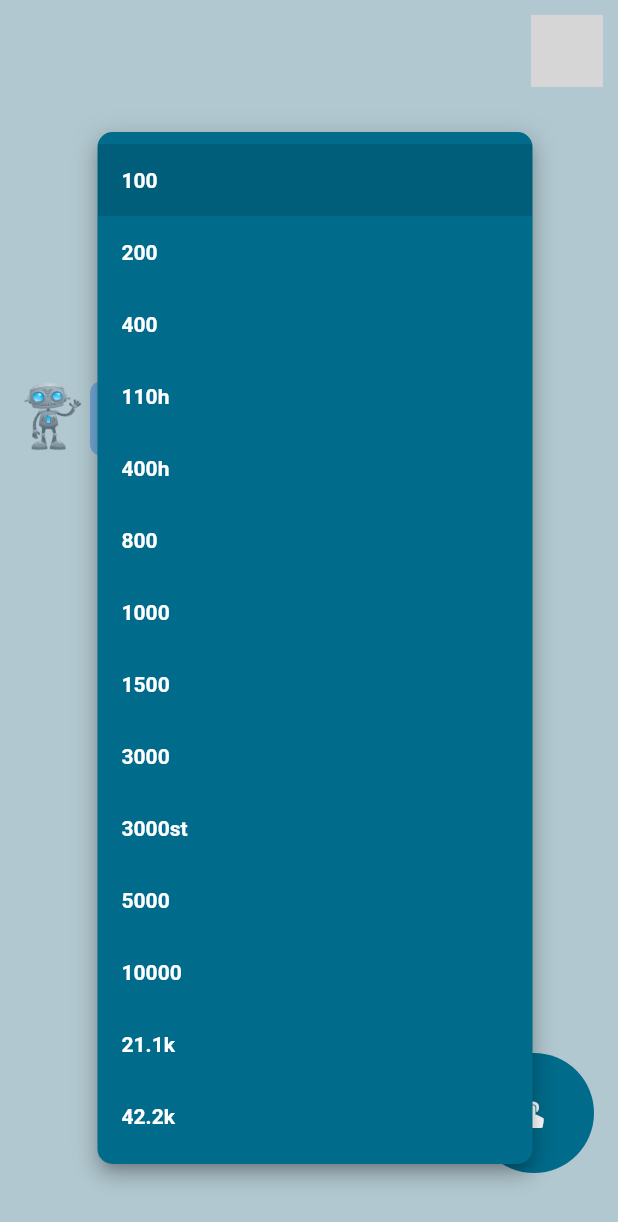
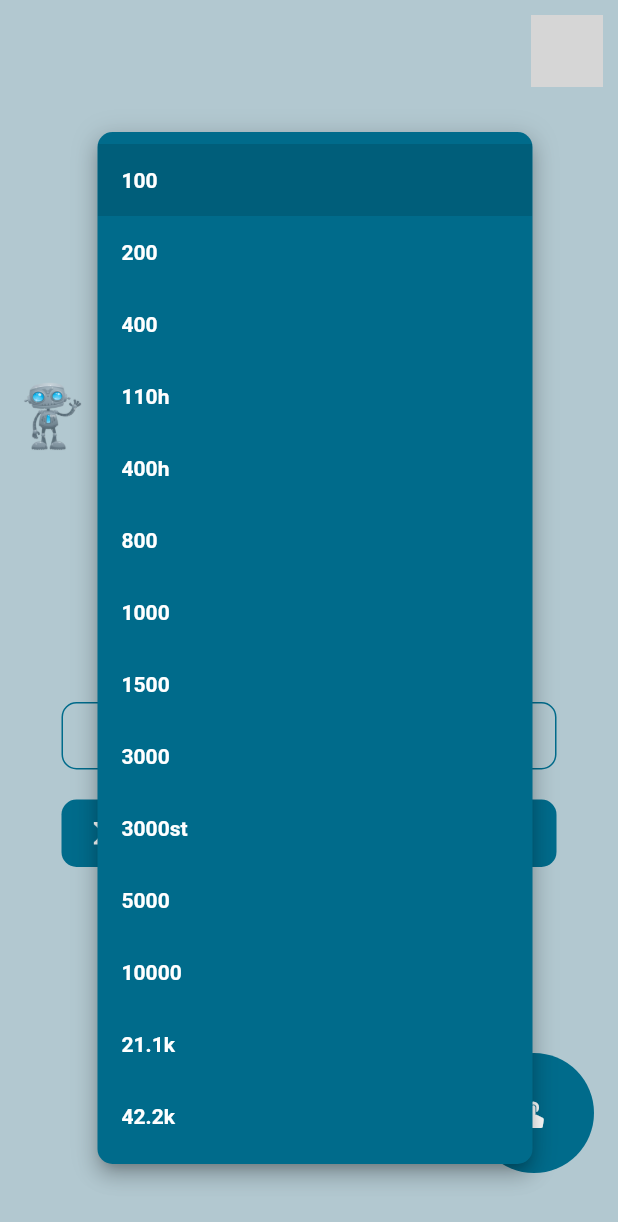
Before and after one commit to MohamaddMortada/AI-Front-End, a Flutter app: the Calculate screen opened by its route, after a tap on "100", on a phone screen of 412 x 824 dp. Shown: the top 1222 px of the screen. Run offline on Flutter 3.47's test engine with Material 3 defaults, Android fonts, the phone set to English and light mode, and no system bars; our stand-ins replace flutter_secure_storage, get, image_picker, shared_preferences; accounts and stored records are empty; network calls fail; grey boxes are pictures that could not be loaded.

Commit message:
Changing Designs

```diff
--- a/lib/main.dart
+++ b/lib/main.dart
@@ -34,7 +34,7 @@ class MainApp extends StatelessWidget {
         scaffoldBackgroundColor: Color(0xFFB2C8D0),
 
       ),
-      home:Predict(),
+      home:MainPage(),
 
     );
   }
--- a/lib/pages/detect.dart
+++ b/lib/pages/detect.dart
@@ -128,7 +128,7 @@ class _DetectState extends State<Detect> {
                 const SizedBox(height: 10),
                 Container(
                   alignment: Alignment.center,
-                  width: 270,
+                  width: 330,
                   padding: const EdgeInsets.symmetric(horizontal: 10),
                   decoration: BoxDecoration(
                     color: Theme.of(context).primaryColor,
--- a/lib/pages/predict.dart
+++ b/lib/pages/predict.dart
@@ -49,7 +49,7 @@ class Predict extends StatefulWidget {
       );
     }
 
-    final url = Uri.parse('http://10.0.2.2:8000/api/AIpredict');
+    final url = Uri.parse('http://10.0.2.2:8000/api/aipredict');
       final response = await http.post(
         url,
         body: {
--- a/lib/pages/results.dart
+++ b/lib/pages/results.dart
@@ -28,7 +28,7 @@ Future<void> sendResult() async {
         headers: {'Content-Type': 'application/json'},
         body: json.encode({
           'result': session,
-          'user_id':'3'
+          'user_id':2
           }),
       );
 
--- a/lib/widgets/alami_message.dart
+++ b/lib/widgets/alami_message.dart
@@ -27,7 +27,7 @@ crossAxisAlignment: CrossAxisAlignment.start,
       width: 270,
       decoration: BoxDecoration(
         borderRadius: BorderRadius.circular(8),
-        color: Color.fromARGB(255, 112, 168, 215),
+        //color: Color.fromARGB(255, 112, 168, 215),
       ),
       child:  Padding(
           padding: const EdgeInsets.all(5),
--- a/lib/widgets/button.dart
+++ b/lib/widgets/button.dart
@@ -20,7 +20,7 @@ class Main_Button extends StatelessWidget {
       color: Theme.of(context).primaryColor,
       borderRadius: BorderRadius.circular(10)
     ),
-    width:270,
+    width:330,
     height: 45,
       child: Row(
         mainAxisAlignment : MainAxisAlignment.spaceBetween,
--- a/lib/widgets/button_secondary.dart
+++ b/lib/widgets/button_secondary.dart
@@ -21,7 +21,7 @@ class ButtonSecondary extends StatelessWidget {
       color: Theme.of(context).primaryColor,
       borderRadius: BorderRadius.circular(10)
     ),
-    width:270,
+    width:330,
     height: 45,
       child: Row(
         mainAxisAlignment : MainAxisAlignment.spaceBetween,
--- a/lib/widgets/input.dart
+++ b/lib/widgets/input.dart
@@ -19,20 +19,16 @@ class Input extends StatelessWidget {
   @override
   Widget build(BuildContext context) {
     return Container(
-      width: 270,
+      width: 330,
       height: height,
       padding: const EdgeInsets.fromLTRB(20, 0, 20, 0),
       decoration: BoxDecoration(
-        boxShadow: [
-          BoxShadow(
-            color: Theme.of(context).primaryColor,
-            spreadRadius: 0,
-            blurRadius: 1,
-            offset: const Offset(0, 4),
-          ),
-        ],
+        border: Border.all(
+      color: Theme.of(context).primaryColor,
+      width: 1,
+    ),
         borderRadius: BorderRadius.circular(10),
-        color: Theme.of(context).secondaryHeaderColor,
+        //color: Theme.of(context).secondaryHeaderColor,
       ),
       child: Row(
         children: [
@@ -47,9 +43,6 @@ class Input extends StatelessWidget {
               controller: controller,
               maxLines: maxLines,
               decoration: InputDecoration(
-                border: InputBorder.none,
-                filled: true,
-                fillColor: Theme.of(context).secondaryHeaderColor,
                 labelText: text,
               ),
             ),
--- a/lib/widgets/upload.dart
+++ b/lib/widgets/upload.dart
@@ -22,8 +22,8 @@ final File? media;
       color: Theme.of(context).primaryColor,
       borderRadius: BorderRadius.circular(10)
     ),
-    width:270,
-    height: 270,
+    width:330,
+    height: 330,
       child: Column(
         mainAxisAlignment : MainAxisAlignment.center,
         crossAxisAlignment : CrossAxisAlignment.center,
--- a/pubspec.yaml
+++ b/pubspec.yaml
@@ -15,6 +15,7 @@ dependencies:
   shared_preferences: ^2.0.15
   flutter_secure_storage: ^8.0.0
   image_picker: ^0.8.4+4
+  audioplayers: ^6.1.0
 
 dev_dependencies:
   flutter_test:
```
Also changed, not shown: lib/pages/main_page.dart (+4 -10 lines), lib/widgets/image_button.dart (+37 -32 lines), pubspec.lock, 5 other files.
